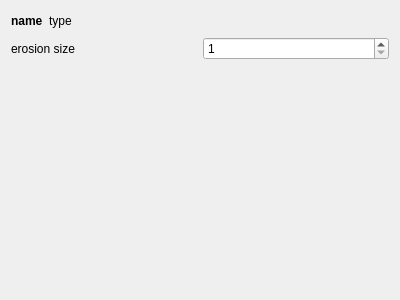
Before: the Qt Designer form ui/ErodeImage.ui in Hboni/francis, drawn with Qt 5.
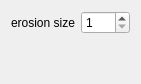
After: the same form once the commit is applied.

```diff
--- a/ui/ErodeImage.ui
+++ b/ui/ErodeImage.ui
@@ -6,8 +6,8 @@
    <rect>
     <x>0</x>
     <y>0</y>
-    <width>400</width>
-    <height>300</height>
+    <width>141</width>
+    <height>84</height>
    </rect>
   </property>
   <property name="windowTitle">
@@ -16,48 +16,6 @@
   <layout class="QVBoxLayout" name="verticalLayout">
    <item>
     <layout class="QVBoxLayout" name="verticalLayout_2">
-     <item>
-      <layout class="QHBoxLayout" name="horizontalLayout_3">
-       <item>
-        <widget class="QLabel" name="name">
-         <property name="font">
-          <font>
-           <weight>75</weight>
-           <bold>true</bold>
-          </font>
-         </property>
-         <property name="text">
-          <string>name</string>
-         </property>
-        </widget>
-       </item>
-       <item>
-        <widget class="QLabel" name="type">
-         <property name="font">
-          <font>
-           <italic>false</italic>
-          </font>
-         </property>
-         <property name="text">
-          <string>type</string>
-         </property>
-        </widget>
-       </item>
-       <item>
-        <spacer name="horizontalSpacer">
-         <property name="orientation">
-          <enum>Qt::Horizontal</enum>
-         </property>
-         <property name="sizeHint" stdset="0">
-          <size>
-           <width>40</width>
-           <height>20</height>
-          </size>
-         </property>
-        </spacer>
-       </item>
-      </layout>
-     </item>
      <item>
       <layout class="QHBoxLayout" name="horizontalLayout">
        <item>
```
Left out of the diff: 3 changed lines with no effect on the pictures.
